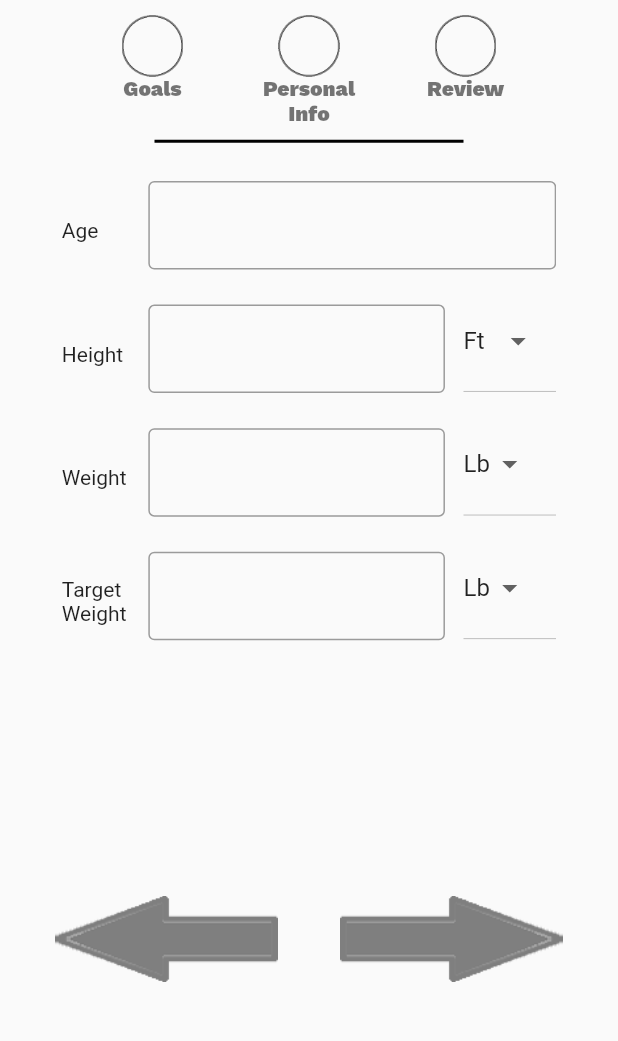
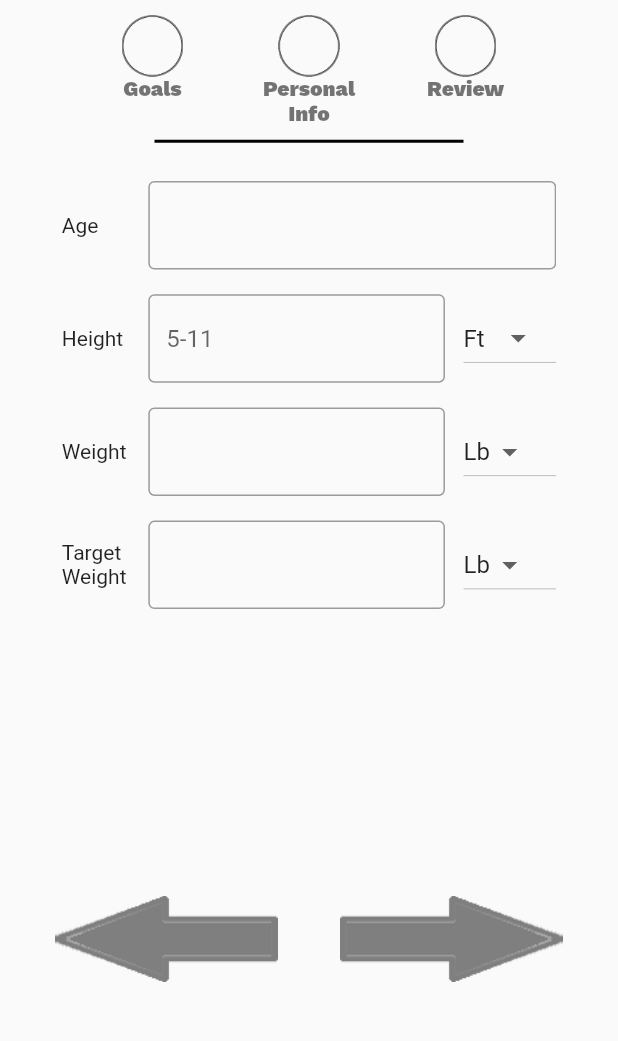
Before and after one commit to bryanesong/FlutterFitnessApp, a Flutter app: the MyProfileInfo screen opened directly, on a phone screen of 412 x 824 dp, the part 192-1233 px from its top. Run offline on Flutter 3.47's test engine with Material 2 defaults, Android fonts, the phone set to English and light mode, and no system bars; drawn by our look-alikes of auto_size_text; our stand-ins replace firebase_auth, firebase_core, firebase_database, table_calendar; missing offline and left inert: flame, nice_button; accounts and stored records are empty; statements that could not run were skipped.

Commit message:
pushing cause things are about to get crazy

```diff
--- a/lib/MyProfileGoals.dart
+++ b/lib/MyProfileGoals.dart
@@ -202,7 +202,7 @@ class MyProfileGoalsState extends State<MyProfileGoals> {
           padding: EdgeInsets.fromLTRB(0, 0, wpad(5), hpad(5)),
           child: FlatButton(
             onPressed: () {
-              navigateToAlphaCodePage(context);
+              navigateToProfileInfo(context);
             },
             child: Image.asset(
                 "assets/images/arrow.png",
@@ -219,7 +219,7 @@ class MyProfileGoalsState extends State<MyProfileGoals> {
     return _height * percent / 100;
   }
 
-  Future navigateToAlphaCodePage(context) async{
+  Future navigateToProfileInfo(context) async{
     Navigator.push(context,CupertinoPageRoute(builder: (context) => MyProfileInfo(goals: goals)));
   }
 
--- a/lib/MyProfileInfo.dart
+++ b/lib/MyProfileInfo.dart
@@ -1,14 +1,17 @@
+import 'package:FlutterFitnessApp/MyProfileReview.dart';
 import 'package:auto_size_text/auto_size_text.dart';
 import 'package:flutter/cupertino.dart';
 import 'package:flutter/material.dart';
 import 'dart:math' as math;
+
+import 'package:flutter/services.dart';
 
 class MyProfileInfo extends StatefulWidget {
   List<bool> goals = new List<bool>();
 
   MyProfileInfo({this.goals});
 
-  MyProfileInfoState createState() => MyProfileInfoState();
+  MyProfileInfoState createState() => MyProfileInfoState(goals: goals);
 }
 
 class MyProfileInfoState extends State<MyProfileInfo> {
@@ -17,9 +20,18 @@ class MyProfileInfoState extends State<MyProfileInfo> {
   String _weightMeasurement, _heightMeasurement;
   double decreaseListviewHeightBy = 0;
   GlobalKey listViewKey = new GlobalKey();
-  //1: Sedentary, 2: Lightly Active, 3: Moderately Active, 4: Very Active
-  List<bool> sedentaryLevel = [false, false, false, false];
   AutoSizeGroup rowLabels = new AutoSizeGroup();
+  //0: Sedentary, 1: Lightly Active, 2: Moderately Active, 3: Very Active
+  int _activityLevel = -1;
+  TextEditingController _ageController = new TextEditingController(), _heightController = new TextEditingController(), _weightController = new TextEditingController(), _targetWeightController = new TextEditingController();
+  List<bool> goals = new List<bool>();
+
+  String errorMessage = "";
+  String errorType = "";
+
+
+  MyProfileInfoState({this.goals});
+
 
   @override
   void initState() {
@@ -149,8 +161,8 @@ class MyProfileInfoState extends State<MyProfileInfo> {
           children: [
             createAgeRow(),
             createHeightRow(),
-            createWeightRow("Weight"),
-            createWeightRow("Target Weight"),
+            createWeightRow("Weight", _weightController),
+            createWeightRow("Target Weight", _targetWeightController),
             createSedentaryLevels(),
           ],
         )));
@@ -170,10 +182,15 @@ class MyProfileInfoState extends State<MyProfileInfo> {
         Container(
           padding: EdgeInsets.fromLTRB(wpad(1), 0, 0, 0),
             width: wpad(67),
-            height: hpad(8),
+            //height: hpad(8),
             child: TextField(
+              controller: _ageController,
               keyboardType: TextInputType.number,
-              decoration: InputDecoration(border: OutlineInputBorder()),
+              inputFormatters: [FilteringTextInputFormatter.digitsOnly],
+              decoration: InputDecoration(
+                  border: OutlineInputBorder(),
+                  errorText: errorType == "Age" ? errorMessage : null
+              ),
             )),
       ],
     ));
@@ -193,14 +210,18 @@ class MyProfileInfoState extends State<MyProfileInfo> {
         Container(
             padding: EdgeInsets.fromLTRB(wpad(1), 0, wpad(3), 0),
             width: wpad(52),
-            height: hpad(8),
+            //height: hpad(8),
             child: TextField(
+              controller: _heightController,
               keyboardType: TextInputType.numberWithOptions(),
-              decoration: InputDecoration(border: OutlineInputBorder()),
+              decoration: InputDecoration(border: OutlineInputBorder(),
+                hintText: _heightMeasurement == "Ft" ? "5-11" : null,
+                  errorText: errorType == "Height" ? errorMessage : null
+              ),
             )),
         Container(
             width: wpad(15),
-            height: hpad(8),
+            //height: hpad(8),
             child: DropdownButton<String>(
               value: _heightMeasurement,
               onChanged: (String value) {
@@ -220,7 +241,7 @@ class MyProfileInfoState extends State<MyProfileInfo> {
     ));
   }
 
-  Widget createWeightRow(String textLabel) {
+  Widget createWeightRow(String textLabel, TextEditingController controller) {
     return Container(
       padding: EdgeInsets.fromLTRB(0, hpad(2), 0, 0),
         child: Row(
@@ -234,14 +255,20 @@ class MyProfileInfoState extends State<MyProfileInfo> {
         Container(
             padding: EdgeInsets.fromLTRB(wpad(1), 0, wpad(3), 0),
             width: wpad(52),
-            height: hpad(8),
+            //height: hpad(8),
             child: TextField(
-              decoration: InputDecoration(border: OutlineInputBorder()),
+              controller: controller,
+              inputFormatters: [FilteringTextInputFormatter.digitsOnly],
+              decoration: InputDecoration(
+                border: OutlineInputBorder(),
+                errorText: textLabel == errorType ? errorMessage : null
+              ),
               keyboardType: TextInputType.number,
+
             )),
         Container(
             width: wpad(15),
-            height: hpad(8),
+            //height: hpad(8),
             child: DropdownButton<String>(
               value: _weightMeasurement,
               onChanged: (String value) {
@@ -280,15 +307,14 @@ class MyProfileInfoState extends State<MyProfileInfo> {
     );
   }
 
-  Widget createFlatButton(String textLabel, int numInBoolList) {
+  Widget createFlatButton(String textLabel, int level) {
     return Container(
         width: wpad(80),
         child: FlatButton(
-          color: sedentaryLevel[numInBoolList] ? Colors.lightBlueAccent : Colors.white,
+          color: _activityLevel == level ? Colors.lightBlueAccent : Colors.white,
           onPressed: () {
-            clearSedentaryList();
             setState(() {
-              sedentaryLevel[numInBoolList] = true;
+              _activityLevel = level;
             });
 
           },
@@ -303,12 +329,6 @@ class MyProfileInfoState extends State<MyProfileInfo> {
     );
   }
 
-  void clearSedentaryList() {
-    for(int i = 0; i < sedentaryLevel.length; i++) {
-      sedentaryLevel[i] = false;
-    }
-  }
-
   Widget makeArrowButtons() {
     return Expanded(
         child: Stack(children: [
@@ -317,7 +337,27 @@ class MyProfileInfoState extends State<MyProfileInfo> {
           padding: EdgeInsets.fromLTRB(0, 0, wpad(5), hpad(5)),
           child: FlatButton(
               onPressed: () {
-                /*navigateToAlphaCodePage(context);*/
+                if(_ageController.text == "") {
+                  print("age error");
+                  errorMessage = "Age cannot be blank";
+                  errorType = "Age";
+                } else if(_heightController.text == "") {
+                  errorMessage = "Height cannot be blank";
+                  errorType = "Height";
+                } else if(_weightController.text == "") {
+                  errorMessage = "Weight cannot be blank";
+                  errorType = "Weight";
+                } else if(_targetWeightController.text == "") {
+                  errorMessage = "Target Weight cannot be blank";
+                  errorType = "Target Weight";
+                } else if(_activityLevel == -1) {
+
+                } else {
+                  navigateToReview(context);
+                }
+
+                setState(() {});
+
               },
               child: Image.asset(
                 "assets/images/arrow.png",
@@ -351,4 +391,13 @@ class MyProfileInfoState extends State<MyProfileInfo> {
   Future navigateToPrevPage(context) async {
     Navigator.pop(context);
   }
+
+  Future navigateToReview(context) async {
+    Navigator.push(context,CupertinoPageRoute(builder: (context) => MyProfileReview(
+        goals: goals,
+        age: int.parse(_ageController.text),
+        weight: int.parse(_weightController.text),
+        targetWeight: int.parse(_targetWeightController.text),
+        activityLevel: _activityLevel)));
+  }
 }
```
Also changed, not shown: lib/MyProfileReview.dart (added, +193 -0 lines).
